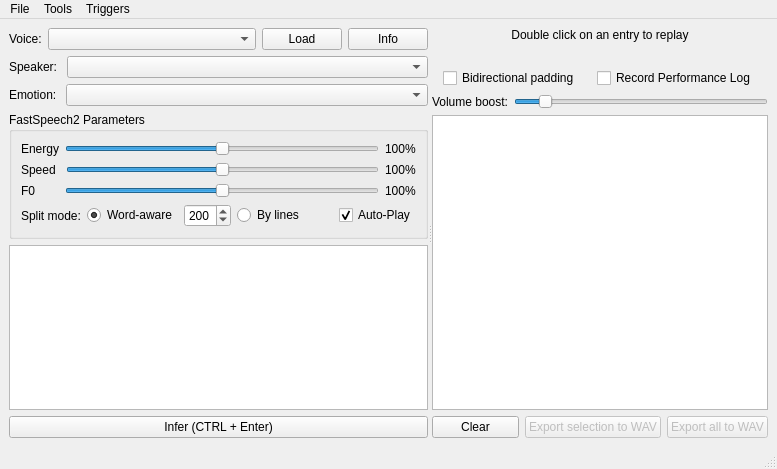
Before: the Qt Designer form mainwindow.ui in ZDisket/TensorVox, drawn with Qt 5.
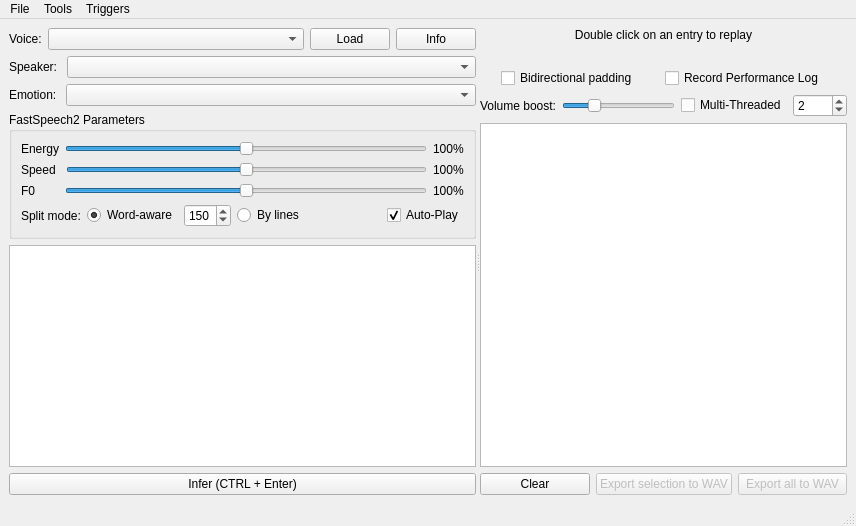
After: the same form once the commit is applied. Icons and pictures are not drawn.

Commit message: Add multi-threaded inference queue, update model info dialog to include sampling rate

The edit to the form file:
```diff
--- a/mainwindow.ui
+++ b/mainwindow.ui
@@ -6,8 +6,8 @@
    <rect>
     <x>0</x>
     <y>0</y>
-    <width>777</width>
-    <height>469</height>
+    <width>856</width>
+    <height>526</height>
    </rect>
   </property>
   <property name="windowTitle">
@@ -262,7 +262,7 @@
                 <number>10</number>
                </property>
                <property name="value">
-                <number>200</number>
+                <number>150</number>
                </property>
               </widget>
              </item>
@@ -289,7 +289,7 @@
                </property>
                <property name="sizeHint" stdset="0">
                 <size>
-                 <width>20</width>
+                 <width>40</width>
                  <height>20</height>
                 </size>
                </property>
@@ -407,7 +407,7 @@
              </sizepolicy>
             </property>
             <property name="maximum">
-             <number>10000</number>
+             <number>4000</number>
             </property>
             <property name="value">
              <number>1000</number>
@@ -417,6 +417,44 @@
             </property>
            </widget>
           </item>
+          <item>
+           <widget class="QCheckBox" name="chkMultiThreaded">
+            <property name="sizePolicy">
+             <sizepolicy hsizetype="Maximum" vsizetype="Fixed">
+              <horstretch>0</horstretch>
+              <verstretch>0</verstretch>
+             </sizepolicy>
+            </property>
+            <property name="toolTip">
+             <string>Whether to process multiple utterances at the same time in threads. Auto-play is not supported with multi-threaded generation</string>
+            </property>
+            <property name="text">
+             <string>Multi-Threaded</string>
+            </property>
+           </widget>
+          </item>
+          <item>
+           <widget class="QSpinBox" name="spbThreads">
+            <property name="sizePolicy">
+             <sizepolicy hsizetype="Maximum" vsizetype="Fixed">
+              <horstretch>0</horstretch>
+              <verstretch>0</verstretch>
+             </sizepolicy>
+            </property>
+            <property name="toolTip">
+             <string>Number of threads. Recommended to set it to the number of threads that your CPU has, which is the default value.</string>
+            </property>
+            <property name="minimum">
+             <number>1</number>
+            </property>
+            <property name="maximum">
+             <number>1024</number>
+            </property>
+            <property name="value">
+             <number>2</number>
+            </property>
+           </widget>
+          </item>
          </layout>
         </item>
         <item>
@@ -474,7 +512,7 @@
     <rect>
      <x>0</x>
      <y>0</y>
-     <width>777</width>
+     <width>856</width>
      <height>20</height>
     </rect>
    </property>
```
Left out of the diff: 5 changed lines with no effect on the pictures. The commit also changes 5 other files.
